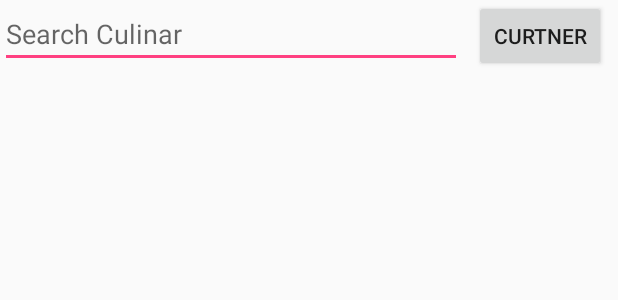
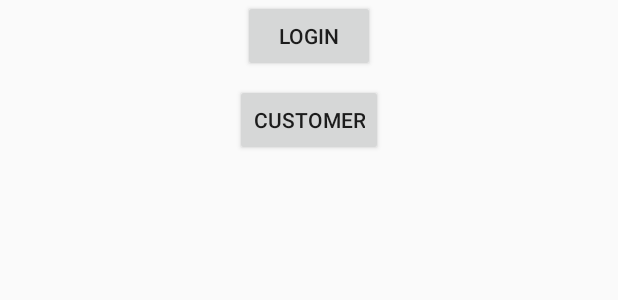
Before and after one commit to iank007/culinar, an Android app: the layout activity_main.xml on its own in the app's theme, with its tools: preview values and no code run, on a phone screen of 412 x 824 dp. Shown: the top 300 px of the screen. Run offline under Robolectric (Android 15) with nearby library versions, the phone set to English and light mode, and no system bars.

Commit message:
create customer grid view

```diff
--- a/app/build.gradle
+++ b/app/build.gradle
@@ -1,5 +1,6 @@
 apply plugin: 'com.android.application'
 apply plugin: 'kotlin-android'
+apply plugin: 'kotlin-android-extensions'
 
 android {
     compileSdkVersion 26
--- a/app/src/main/AndroidManifest.xml
+++ b/app/src/main/AndroidManifest.xml
@@ -20,6 +20,7 @@
         <activity android:name=".View.SummaryView" />
         <activity android:name=".CurtnerMain" />
         <activity android:name=".login.LoginController" />
+        <activity android:name=".customer.CustomerController" />
     </application>
 
 </manifest>
--- a/app/src/main/java/com/example/bojansolution/culinar/login/LoginController.kt
+++ b/app/src/main/java/com/example/bojansolution/culinar/login/LoginController.kt
@@ -36,7 +36,7 @@ class LoginController : AppCompatActivity() {
         buttonSubmit.setOnClickListener {
             val userName = editTextUsername.text
             val password = editTextPassword.text
-            Toast.makeText(this, userName, Toast.LENGTH_LONG).show()
+            Toast.makeText(this@LoginController, userName, Toast.LENGTH_LONG).show()
         }
     }
 }
--- a/app/src/main/res/layout/activity_main.xml
+++ b/app/src/main/res/layout/activity_main.xml
@@ -6,36 +6,25 @@
     android:layout_height="match_parent"
     tools:context="com.example.bojansolution.culinar.MainActivity">
 
-    <EditText
-        android:id="@+id/textSearchStore"
-        android:layout_width="0dp"
-        android:layout_height="wrap_content"
-        android:layout_marginEnd="8dp"
-        android:hint="@string/hintCulinar"
-        android:inputType="none"
-        app:layout_constraintEnd_toStartOf="@+id/curtnerBtnId"
-        app:layout_constraintStart_toStartOf="parent"
-        app:layout_constraintTop_toTopOf="parent">
-
-        <requestFocus />
-    </EditText>
-
-    <ListView
-        android:id="@+id/listSearchStoreResult"
-        android:layout_width="fill_parent"
-        android:layout_height="601dp"
-        android:layout_below="@+id/textSearchStore"
-        android:layout_marginTop="8dp"
-        app:layout_constraintTop_toBottomOf="@+id/textSearchStore" />
-
     <Button
         android:id="@+id/curtnerBtnId"
         android:layout_width="wrap_content"
         android:layout_height="wrap_content"
         android:layout_marginEnd="8dp"
-        android:text="Curtner"
+        android:layout_marginStart="8dp"
+        android:text="Login"
         app:layout_constraintEnd_toEndOf="parent"
-        app:layout_constraintTop_toTopOf="parent"
-        />
+        app:layout_constraintStart_toStartOf="parent"
+        app:layout_constraintTop_toTopOf="parent" />
+
+    <Button
+        android:id="@+id/mainCustomerButton"
+        android:layout_width="wrap_content"
+        android:layout_height="wrap_content"
+        android:layout_marginTop="8dp"
+        android:text="Customer"
+        app:layout_constraintEnd_toEndOf="parent"
+        app:layout_constraintStart_toStartOf="parent"
+        app:layout_constraintTop_toBottomOf="@+id/curtnerBtnId" />
 
 </android.support.constraint.ConstraintLayout>
--- a/app/src/main/res/layout/login.xml
+++ b/app/src/main/res/layout/login.xml
@@ -12,7 +12,7 @@
         android:layout_height="match_parent"
         android:gravity="center"
         android:orientation="vertical"
-        android:background="#444"
+        android:background="@drawable/login_background"
         android:padding="25dp">
         <TextView
             android:layout_width="wrap_content"
@@ -28,7 +28,9 @@
             android:hint="User Name"
             android:textColor="#6bfff7"
             android:textColorHint="#52afaa"
-            android:textAlignment="center" />
+            android:textAlignment="center"
+            android:maxLines="1"
+            android:inputType="text"/>
         <EditText
             android:id="@+id/loginEditTextPassword"
             android:layout_width="match_parent"
--- a/build.gradle
+++ b/build.gradle
@@ -8,9 +8,10 @@ buildscript {
         jcenter()
     }
     dependencies {
-        classpath 'com.android.tools.build:gradle:3.0.1'
+        classpath 'com.android.tools.build:gradle:3.1.0'
         classpath 'com.google.gms:google-services:3.1.0'
         classpath "org.jetbrains.kotlin:kotlin-gradle-plugin:$kotlin_version"
+        classpath "org.jetbrains.kotlin:kotlin-android-extensions:$kotlin_version"
 
         // NOTE: Do not place your application dependencies here; they belong
         // in the individual module build.gradle files
```
Also changed, not shown: app/src/main/java/com/example/bojansolution/culinar/MainActivity.kt (+9 -4 lines), app/src/main/java/com/example/bojansolution/culinar/customer/CustomerController.kt (added, +71 -0 lines), app/src/main/java/com/example/bojansolution/culinar/customer/Grid.kt (added, +11 -0 lines), app/src/main/res/layout/customer.xml (added, +19 -0 lines), app/src/main/res/layout/customer_grid_view_item.xml (added, +23 -0 lines), app/src/main/res/drawable/cute_twitter6.png (added), app/src/main/res/drawable/login_background.jpeg (added), gradle/wrapper/gradle-wrapper.properties.
